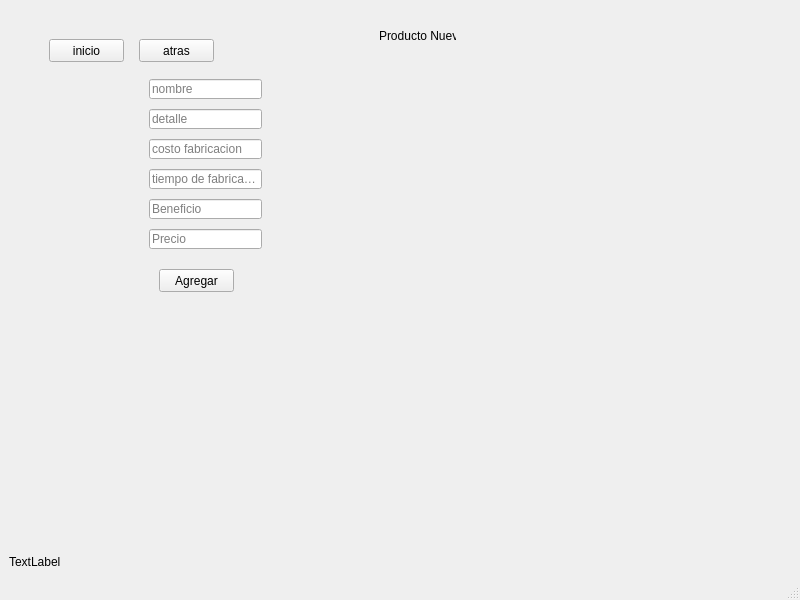
The window that gui.ui (gastoncer92/MiEmprendimiento) describes before a commit, drawn with Qt 5.
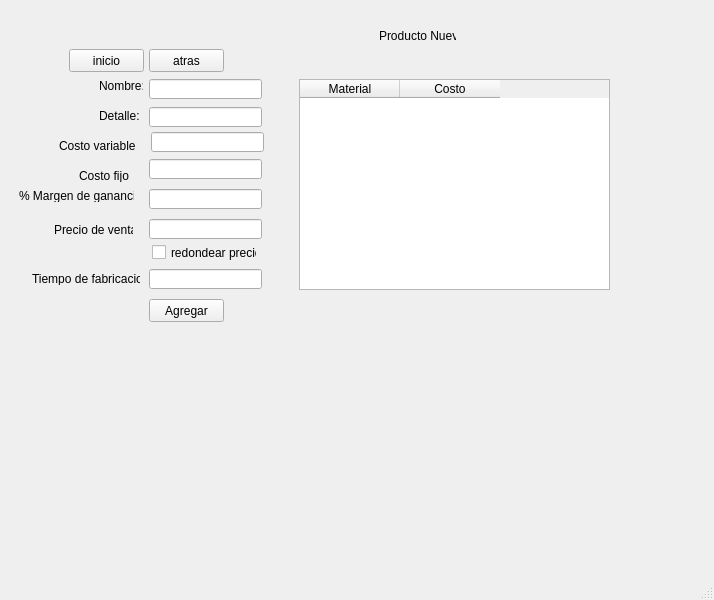
The same window after the commit. The open tabs and pages were chosen to show the change.

```diff
--- a/gui.ui
+++ b/gui.ui
@@ -6,7 +6,7 @@
    <rect>
     <x>0</x>
     <y>0</y>
-    <width>800</width>
+    <width>714</width>
     <height>600</height>
    </rect>
   </property>
@@ -240,14 +240,14 @@
          </rect>
         </property>
         <property name="placeholderText">
-         <string>nombre</string>
+         <string/>
         </property>
        </widget>
        <widget class="QLineEdit" name="lineEdit_2">
         <property name="geometry">
          <rect>
           <x>140</x>
-          <y>100</y>
+          <y>98</y>
           <width>113</width>
           <height>20</height>
          </rect>
@@ -256,69 +256,56 @@
          <string/>
         </property>
         <property name="placeholderText">
-         <string>detalle</string>
+         <string/>
         </property>
        </widget>
        <widget class="QLineEdit" name="lineEdit_3">
         <property name="geometry">
          <rect>
           <x>140</x>
-          <y>130</y>
+          <y>260</y>
           <width>113</width>
           <height>20</height>
          </rect>
         </property>
-        <property name="placeholderText">
-         <string>costo fabricacion</string>
-        </property>
-       </widget>
-       <widget class="QLineEdit" name="lineEdit_4">
-        <property name="geometry">
-         <rect>
-          <x>140</x>
-          <y>160</y>
-          <width>113</width>
-          <height>20</height>
-         </rect>
-        </property>
         <property name="text">
          <string/>
         </property>
         <property name="placeholderText">
-         <string>tiempo de fabricacion</string>
+         <string/>
         </property>
        </widget>
        <widget class="QLineEdit" name="lineEdit_5">
         <property name="geometry">
          <rect>
           <x>140</x>
-          <y>190</y>
+          <y>180</y>
           <width>113</width>
           <height>20</height>
          </rect>
         </property>
         <property name="placeholderText">
-         <string>Beneficio</string>
+         <string/>
         </property>
        </widget>
        <widget class="QLineEdit" name="lineEdit_6">
         <property name="geometry">
          <rect>
           <x>140</x>
-          <y>220</y>
+          <y>210</y>
           <width>113</width>
           <height>20</height>
          </rect>
         </property>
         <property name="placeholderText">
-         <string>Precio</string>
+         <string/>
         </property>
        </widget>
        <widget class="QPushButton" name="pushButton_10">
         <property name="geometry">
          <rect>
-          <x>150</x>
-          <y>260</y>
+          <x>140</x>
+          <y>290</y>
           <width>75</width>
           <height>23</height>
          </rect>
@@ -330,8 +317,8 @@
        <widget class="QPushButton" name="pushButton_17">
         <property name="geometry">
          <rect>
-          <x>40</x>
-          <y>30</y>
+          <x>60</x>
+          <y>40</y>
           <width>75</width>
           <height>23</height>
          </rect>
@@ -343,8 +330,8 @@
        <widget class="QPushButton" name="pushButton_27">
         <property name="geometry">
          <rect>
-          <x>130</x>
-          <y>30</y>
+          <x>140</x>
+          <y>40</y>
           <width>75</width>
           <height>23</height>
          </rect>
@@ -353,6 +340,162 @@
          <string>atras</string>
         </property>
        </widget>
+       <widget class="QTableWidget" name="tableWidget_3">
+        <property name="geometry">
+         <rect>
+          <x>290</x>
+          <y>70</y>
+          <width>311</width>
+          <height>211</height>
+         </rect>
+        </property>
+        <column>
+         <property name="text">
+          <string>Material</string>
+         </property>
+        </column>
+        <column>
+         <property name="text">
+          <string>Costo</string>
+         </property>
+        </column>
+       </widget>
+       <widget class="QLabel" name="label_16">
+        <property name="geometry">
+         <rect>
+          <x>50</x>
+          <y>130</y>
+          <width>76</width>
+          <height>13</height>
+         </rect>
+        </property>
+        <property name="text">
+         <string>Costo variable: </string>
+        </property>
+       </widget>
+       <widget class="QLabel" name="label_18">
+        <property name="geometry">
+         <rect>
+          <x>70</x>
+          <y>160</y>
+          <width>50</width>
+          <height>13</height>
+         </rect>
+        </property>
+        <property name="text">
+         <string>Costo fijo:</string>
+        </property>
+       </widget>
+       <widget class="QLabel" name="label_20">
+        <property name="geometry">
+         <rect>
+          <x>45</x>
+          <y>214</y>
+          <width>79</width>
+          <height>13</height>
+         </rect>
+        </property>
+        <property name="text">
+         <string>Precio de venta:</string>
+        </property>
+       </widget>
+       <widget class="QCheckBox" name="checkBox">
+        <property name="geometry">
+         <rect>
+          <x>143</x>
+          <y>235</y>
+          <width>105</width>
+          <height>17</height>
+         </rect>
+        </property>
+        <property name="text">
+         <string>redondear precio</string>
+        </property>
+       </widget>
+       <widget class="QLabel" name="label_21">
+        <property name="geometry">
+         <rect>
+          <x>10</x>
+          <y>180</y>
+          <width>115</width>
+          <height>13</height>
+         </rect>
+        </property>
+        <property name="text">
+         <string>% Margen de ganancia:</string>
+        </property>
+       </widget>
+       <widget class="QLabel" name="label_22">
+        <property name="geometry">
+         <rect>
+          <x>90</x>
+          <y>100</y>
+          <width>40</width>
+          <height>13</height>
+         </rect>
+        </property>
+        <property name="text">
+         <string>Detalle: </string>
+        </property>
+       </widget>
+       <widget class="QLabel" name="label_23">
+        <property name="geometry">
+         <rect>
+          <x>90</x>
+          <y>70</y>
+          <width>44</width>
+          <height>13</height>
+         </rect>
+        </property>
+        <property name="text">
+         <string>Nombre: </string>
+        </property>
+       </widget>
+       <widget class="QLabel" name="label_24">
+        <property name="geometry">
+         <rect>
+          <x>23</x>
+          <y>263</y>
+          <width>108</width>
+          <height>13</height>
+         </rect>
+        </property>
+        <property name="text">
+         <string>Tiempo de fabricacion:</string>
+        </property>
+       </widget>
+       <widget class="QLineEdit" name="ProductoNuevo3">
+        <property name="geometry">
+         <rect>
+          <x>142</x>
+          <y>123</y>
+          <width>113</width>
+          <height>20</height>
+         </rect>
+        </property>
+        <property name="text">
+         <string/>
+        </property>
+        <property name="placeholderText">
+         <string/>
+        </property>
+       </widget>
+       <widget class="QLineEdit" name="ProductoNuevo4">
+        <property name="geometry">
+         <rect>
+          <x>140</x>
+          <y>150</y>
+          <width>113</width>
+          <height>20</height>
+         </rect>
+        </property>
+        <property name="text">
+         <string/>
+        </property>
+        <property name="placeholderText">
+         <string/>
+        </property>
+       </widget>
       </widget>
       <widget class="QWidget" name="productoDetalle">
        <widget class="QLabel" name="label_5">
@@ -840,13 +983,6 @@
       </widget>
      </widget>
     </item>
-    <item>
-     <widget class="QLabel" name="estado">
-      <property name="text">
-       <string>TextLabel</string>
-      </property>
-     </widget>
-    </item>
    </layout>
   </widget>
   <widget class="QMenuBar" name="menubar">
```
Left out of the diff: 12 changed lines with no effect on the pictures.
